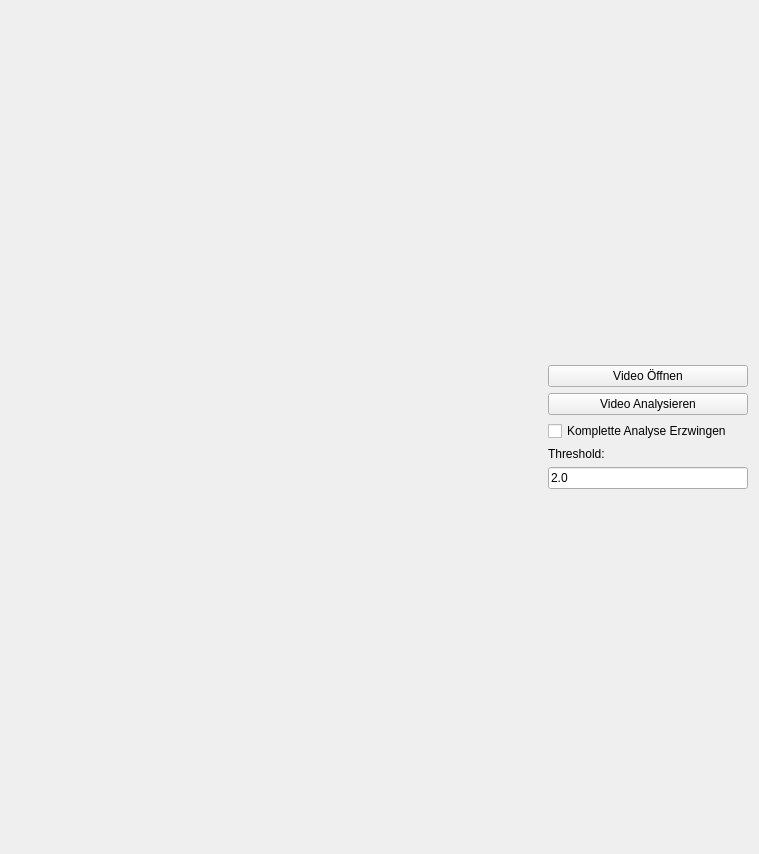
Above: ui/view_eye_blinking.ui from cvjena/JeFaPaTo before the change. Below: the same form after it.
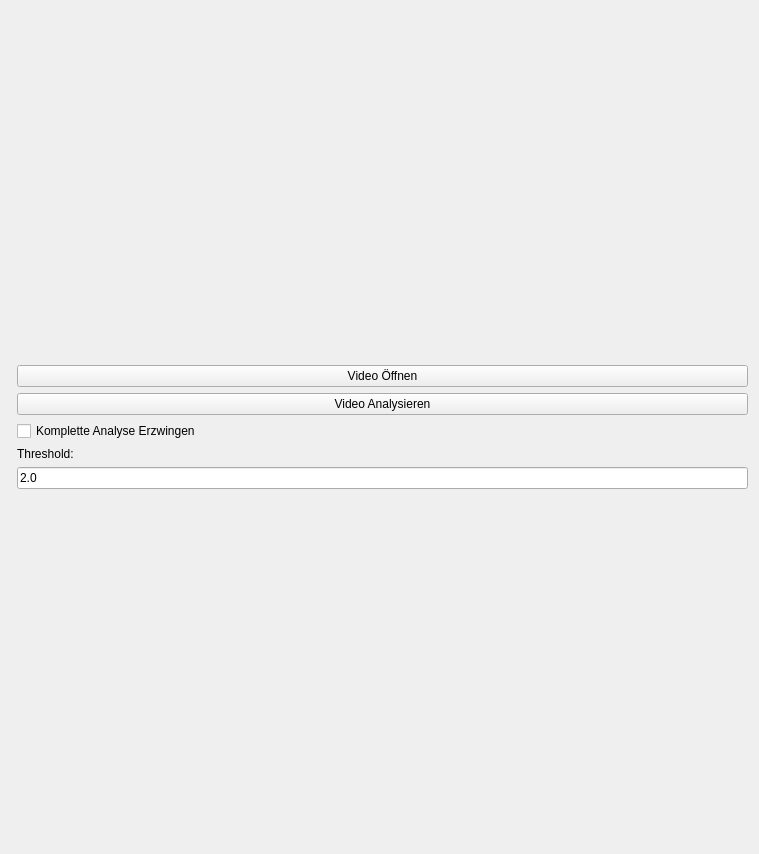
That is the form after the change.

Commit message: Buttons now scale better with resizing the window

Patch:
```diff
--- a/ui/view_eye_blinking.ui
+++ b/ui/view_eye_blinking.ui
@@ -42,7 +42,7 @@
         <widget class="QPushButton" name="button_video_load">
          <property name="maximumSize">
           <size>
-           <width>200</width>
+           <width>16777215</width>
            <height>16777215</height>
           </size>
          </property>
@@ -73,7 +73,7 @@
         <widget class="QPushButton" name="button_video_analyze">
          <property name="maximumSize">
           <size>
-           <width>200</width>
+           <width>16777215</width>
            <height>16777215</height>
           </size>
          </property>
@@ -93,8 +93,8 @@
         <widget class="QLabel" name="label_10">
          <property name="maximumSize">
           <size>
-           <width>200</width>
-           <height>40</height>
+           <width>16777215</width>
+           <height>16777215</height>
           </size>
          </property>
          <property name="text">
@@ -112,7 +112,7 @@
          </property>
          <property name="maximumSize">
           <size>
-           <width>200</width>
+           <width>16777215</width>
            <height>16777215</height>
           </size>
          </property>
```
